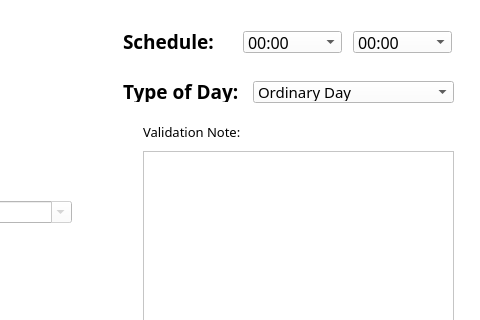
Maze711/systemPayroll, file MainFrame/Resources/UI/Schedule.ui: the form before one commit; both pictures show x 300 to 780 and y 0 to 320 of the 780 by 413 pixel window.
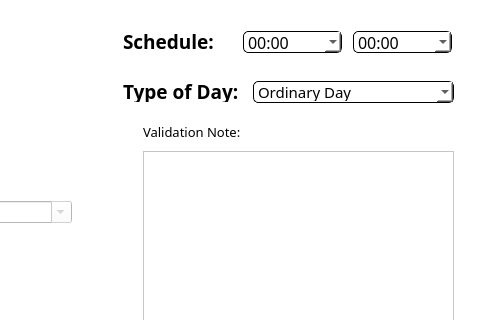
The form after the commit. Icons and pictures are not drawn.

The edit to the form file:
```diff
--- a/MainFrame/Resources/UI/Schedule.ui
+++ b/MainFrame/Resources/UI/Schedule.ui
@@ -329,6 +329,12 @@
    </item>
    <item>
     <widget class="QWidget" name="widget_2" native="true">
+     <property name="styleSheet">
+      <string notr="true">QComboBox{
+border: 1px solid black;
+border-radius: 5px;
+}</string>
+     </property>
      <widget class="QLabel" name="lblBio_4">
       <property name="geometry">
        <rect>
```
Left out of the diff: 14 changed lines with no effect on the pictures.
